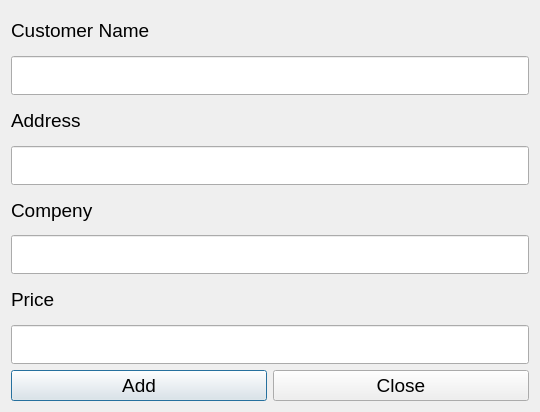
The window that Water_Supply/addcustomer.ui (IIvexII/Dilbar-Water-Supply) describes before a commit, drawn with Qt 5.
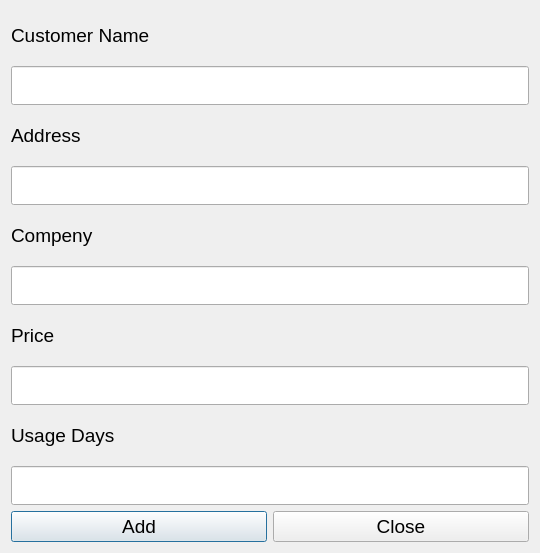
The same window after the commit.

Commit message: Usage field is added in addCustomer form

The edit to the form file:
```diff
--- a/Water_Supply/addcustomer.ui
+++ b/Water_Supply/addcustomer.ui
@@ -7,7 +7,7 @@
     <x>0</x>
     <y>0</y>
     <width>540</width>
-    <height>412</height>
+    <height>553</height>
    </rect>
   </property>
   <property name="windowTitle">
@@ -98,6 +98,27 @@
      </property>
     </widget>
    </item>
+   <item>
+    <widget class="QLabel" name="label_5">
+     <property name="font">
+      <font>
+       <pointsize>14</pointsize>
+      </font>
+     </property>
+     <property name="text">
+      <string>Usage Days</string>
+     </property>
+    </widget>
+   </item>
+   <item>
+    <widget class="QLineEdit" name="usageField">
+     <property name="font">
+      <font>
+       <pointsize>20</pointsize>
+      </font>
+     </property>
+    </widget>
+   </item>
    <item>
     <layout class="QHBoxLayout" name="horizontalLayout">
      <item>
```
The commit also changes 5 other files.
